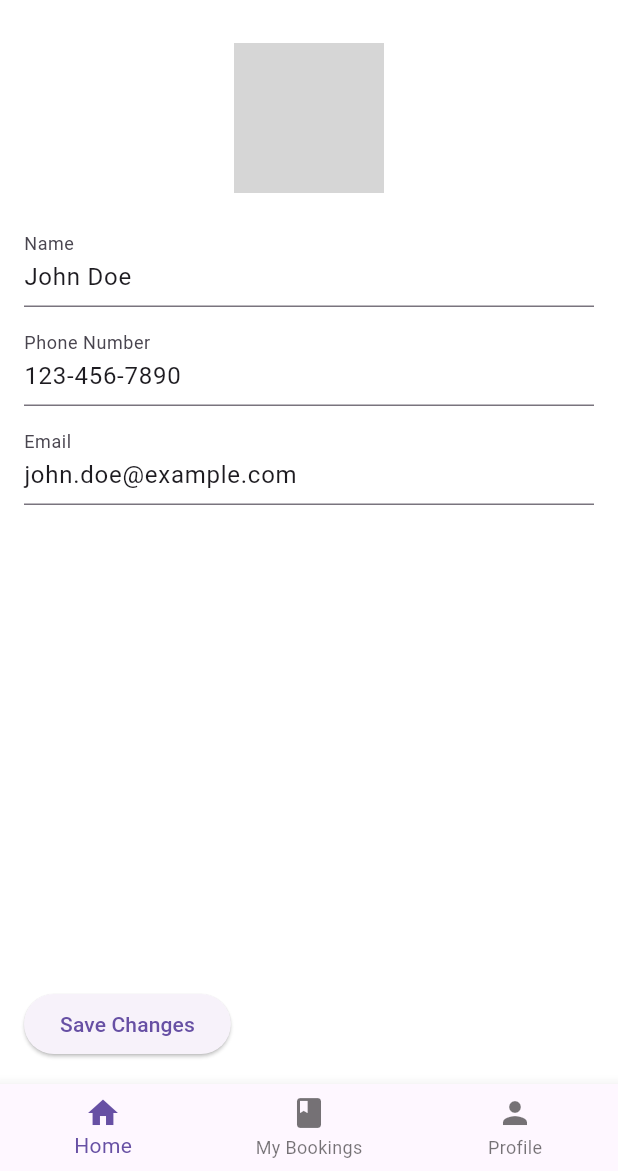
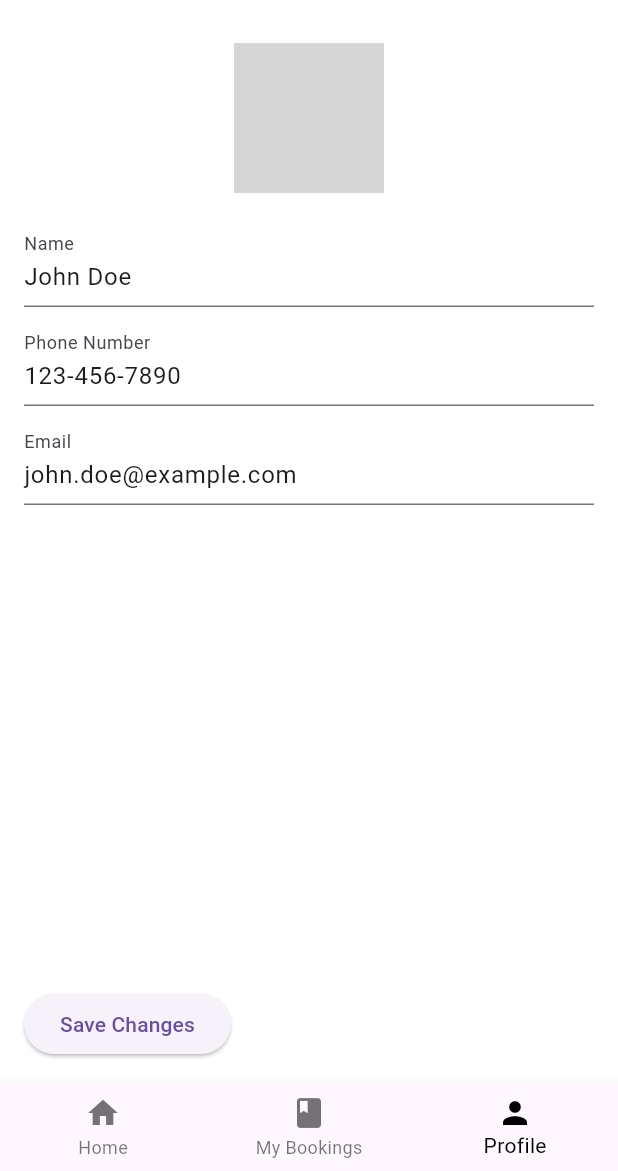
Before and after one commit to jayasinghesasmitha/Vivora-Mobile-app, a Flutter app: the screen it shows once a user with an empty profile is signed in, item 3 of the bottom bar chosen, on a phone screen of 412 x 824 dp, the part 65-1236 px from its top. Run offline on Flutter 3.47's test engine with Material 3 defaults, Android fonts, the phone set to English and light mode, and no system bars; our stand-ins replace cloud_firestore, firebase_auth, firebase_core, flutter_dotenv, flutter_map, geolocator and 2 more; accounts and stored records are empty; network calls fail; grey boxes are pictures that could not be loaded.

Commit message:
Update user_profile.dart

```diff
--- a/book_my_saloon/lib/screens/user_profile.dart
+++ b/book_my_saloon/lib/screens/user_profile.dart
@@ -100,6 +100,8 @@ class _UserProfileState extends State<UserProfile> {
           BottomNavigationBarItem(icon: Icon(Icons.book), label: 'My Bookings'),
           BottomNavigationBarItem(icon: Icon(Icons.person), label: 'Profile'),
         ],
+        currentIndex: 2, // Highlight the Profile icon
+        selectedItemColor: Colors.black, // Highlighted icon color
         onTap: (index) {
           switch (index) {
             case 0:
```
